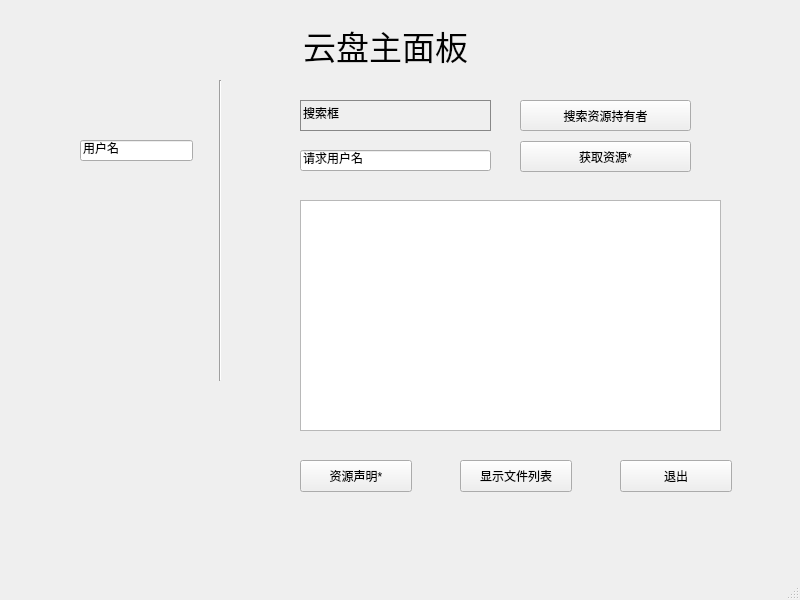
First picture: the form in pan/Ui_panWindow.ui, repository lilyht/socketproject, before the edit.
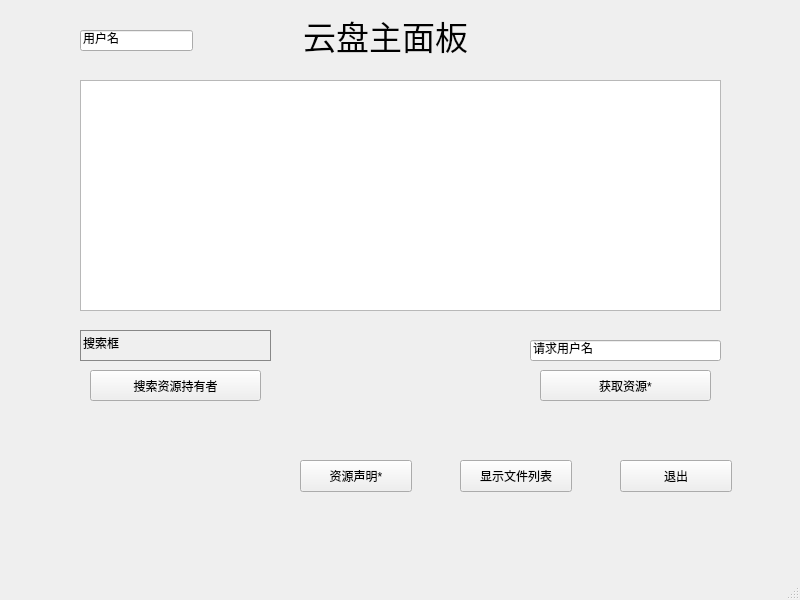
Second picture: the form after the edit.

```diff
--- a/pan/Ui_panWindow.ui
+++ b/pan/Ui_panWindow.ui
@@ -31,7 +31,7 @@
     <property name="geometry">
      <rect>
       <x>250</x>
-      <y>20</y>
+      <y>10</y>
       <width>271</width>
       <height>51</height>
      </rect>
@@ -59,7 +59,7 @@
     <property name="geometry">
      <rect>
       <x>80</x>
-      <y>140</y>
+      <y>30</y>
       <width>113</width>
       <height>21</height>
      </rect>
@@ -74,8 +74,8 @@
    <widget class="QLineEdit" name="searchLine">
     <property name="geometry">
      <rect>
-      <x>300</x>
-      <y>100</y>
+      <x>80</x>
+      <y>330</y>
       <width>191</width>
       <height>31</height>
      </rect>
@@ -94,8 +94,8 @@
    <widget class="QPushButton" name="searchButton">
     <property name="geometry">
      <rect>
-      <x>520</x>
-      <y>100</y>
+      <x>90</x>
+      <y>370</y>
       <width>171</width>
       <height>31</height>
      </rect>
@@ -143,8 +143,8 @@
    <widget class="QPushButton" name="queryButton">
     <property name="geometry">
      <rect>
-      <x>520</x>
-      <y>141</y>
+      <x>540</x>
+      <y>370</y>
       <width>171</width>
       <height>31</height>
      </rect>
@@ -156,8 +156,8 @@
    <widget class="QLineEdit" name="queryLine">
     <property name="geometry">
      <rect>
-      <x>300</x>
-      <y>150</y>
+      <x>530</x>
+      <y>340</y>
       <width>191</width>
       <height>21</height>
      </rect>
@@ -170,25 +170,12 @@
      <string>请求用户名</string>
     </property>
    </widget>
-   <widget class="Line" name="line">
-    <property name="geometry">
-     <rect>
-      <x>210</x>
-      <y>80</y>
-      <width>20</width>
-      <height>301</height>
-     </rect>
-    </property>
-    <property name="orientation">
-     <enum>Qt::Vertical</enum>
-    </property>
-   </widget>
    <widget class="QTableView" name="resultTable">
     <property name="geometry">
      <rect>
-      <x>300</x>
-      <y>200</y>
-      <width>421</width>
+      <x>80</x>
+      <y>80</y>
+      <width>641</width>
       <height>231</height>
      </rect>
     </property>
```
